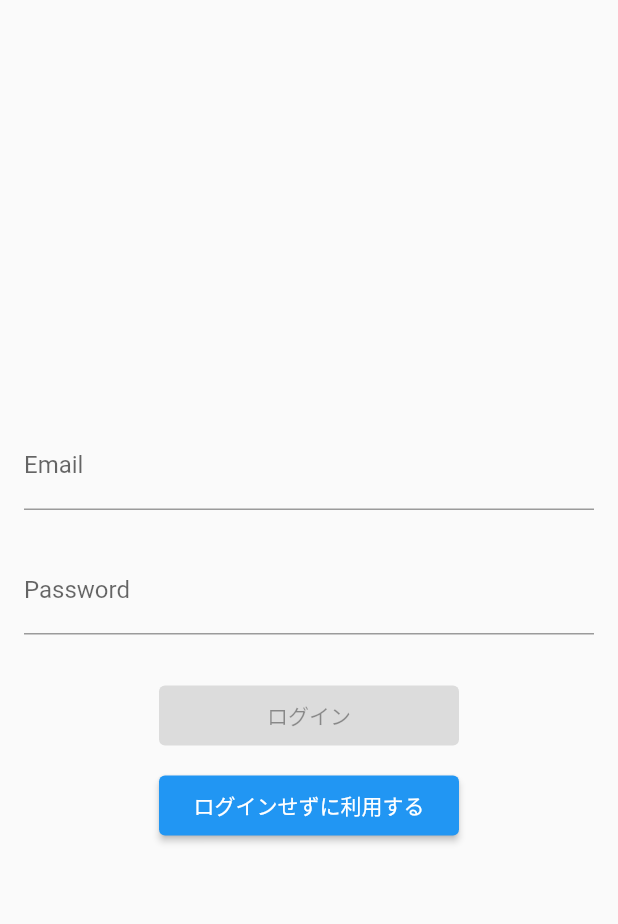
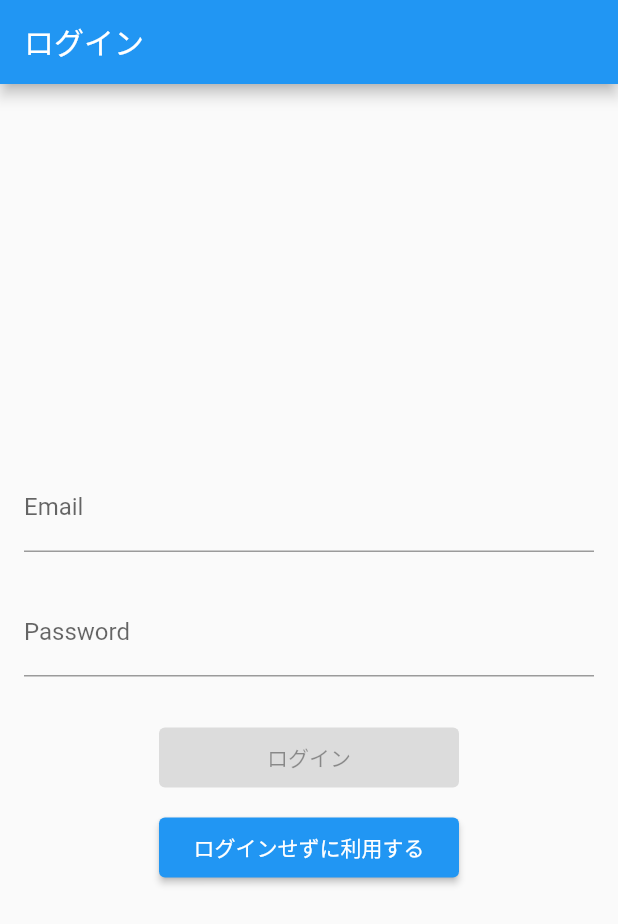
Before and after one commit to nano2nano/valorant-tips-flutter, a Flutter app: the screen it shows after launch, on a phone screen of 412 x 824 dp. Shown: the top 924 px of the screen. Run offline on Flutter 3.47's test engine with Material 2 defaults, Android fonts, the phone set to English and light mode, and no system bars; our stand-ins replace cached_network_image, expandable, firebase_analytics, firebase_auth, firebase_core, freezed_annotation and 1 more; accounts and stored records are empty.

Commit message:
Add appbar

```diff
--- a/lib/search_tip_view.dart
+++ b/lib/search_tip_view.dart
@@ -35,6 +35,9 @@ class SearchTipView extends ConsumerWidget {
   @override
   Widget build(BuildContext context, WidgetRef ref) {
     return Scaffold(
+      appBar: AppBar(
+        title: const Text("tipsを検索"),
+      ),
       drawer: Drawer(
         child: ListView(
           children: <Widget>[
--- a/lib/tips_view.dart
+++ b/lib/tips_view.dart
@@ -20,6 +20,9 @@ class TipsView extends ConsumerWidget {
     final param = ref.watch(searchParam);
     final tips = ref.watch(tipsFuture(param));
     return Scaffold(
+      appBar: AppBar(
+        title: const Text("tips"),
+      ),
       body: tips.when(
         data: (tips) {
           return ProviderScope(
--- a/lib/view/login/login_view.dart
+++ b/lib/view/login/login_view.dart
@@ -10,6 +10,9 @@ class LoginView extends StatelessWidget {
     final passwordInputController = TextEditingController();
 
     return Scaffold(
+      appBar: AppBar(
+        title: const Text("ログイン"),
+      ),
       body: Center(
         child: Form(
           child: SingleChildScrollView(
```
